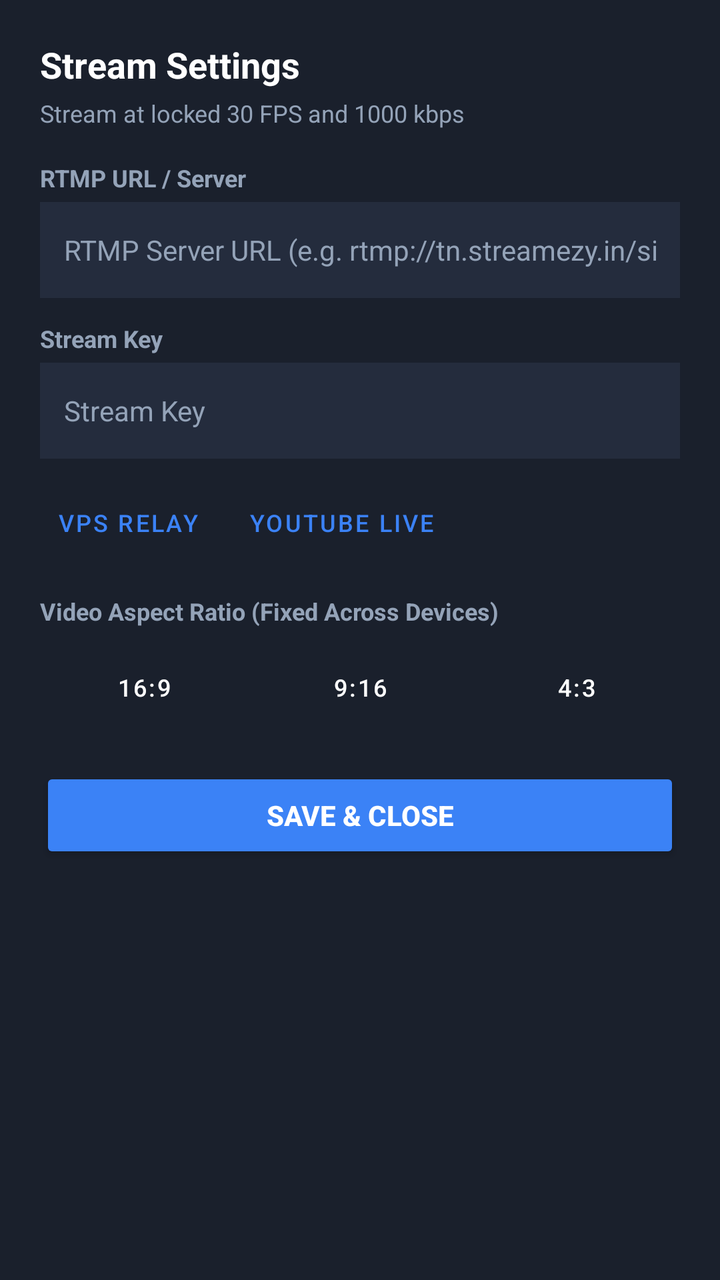
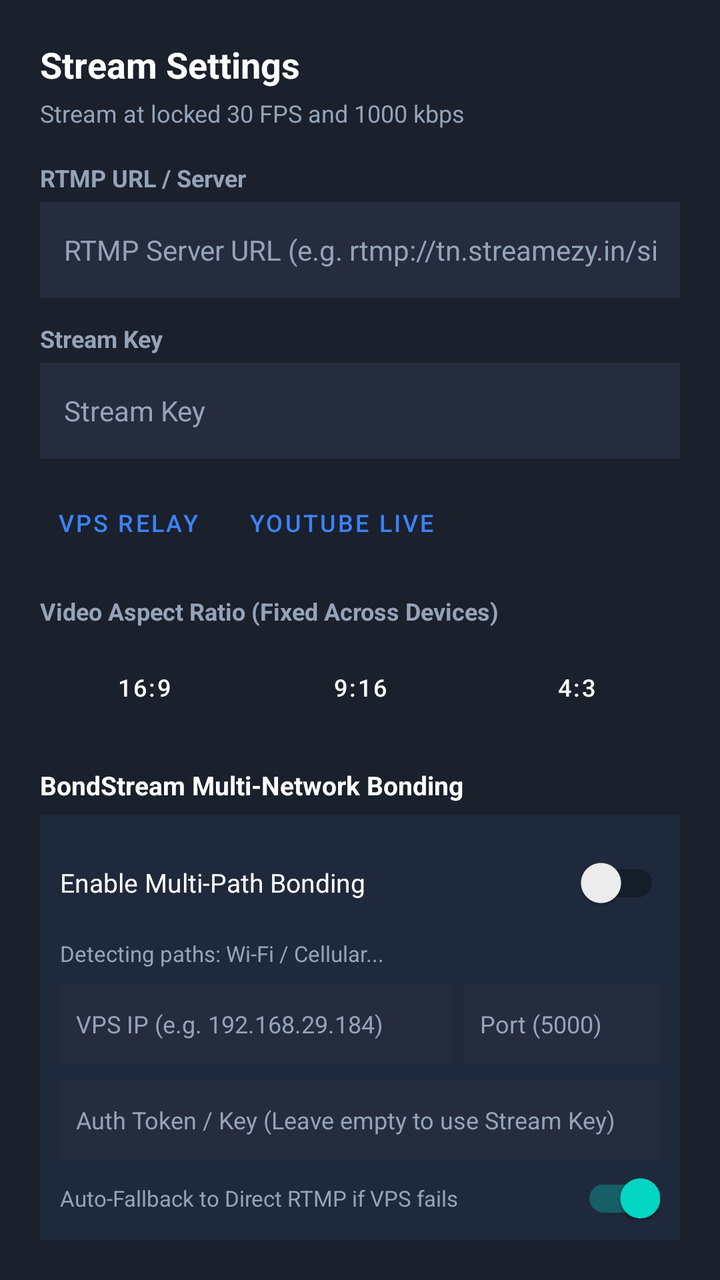

The first picture is an Android layout as it rendered before a commit; the second is the same layout after the commit. The layout source and the unified diff follow.
<!-- AndroidManifest.xml: application theme Theme.MobileCaptureStreamer -->
<!-- res/layout/dialog_settings.xml -->
<?xml version="1.0" encoding="utf-8"?>
<LinearLayout xmlns:android="http://schemas.android.com/apk/res/android"
    xmlns:app="http://schemas.android.com/apk/res-auto"
    android:layout_width="match_parent"
    android:layout_height="wrap_content"
    android:background="@color/surface_card"
    android:orientation="vertical"
    android:padding="20dp">

    <TextView
        android:layout_width="wrap_content"
        android:layout_height="wrap_content"
        android:text="@string/stream_settings"
        android:textColor="@color/white"
        android:textSize="18sp"
        android:textStyle="bold" />

    <TextView
        android:layout_width="wrap_content"
        android:layout_height="wrap_content"
        android:layout_marginTop="4dp"
        android:text="Stream at locked 30 FPS and 1000 kbps"
        android:textColor="@color/text_secondary"
        android:textSize="12sp" />

    
    <TextView
        android:layout_width="wrap_content"
        android:layout_height="wrap_content"
        android:layout_marginTop="16dp"
        android:text="RTMP URL / Server"
        android:textColor="@color/text_secondary"
        android:textSize="12sp"
        android:textStyle="bold" />

    <EditText
        android:id="@+id/etRtmpUrl"
        android:layout_width="match_parent"
        android:layout_height="48dp"
        android:layout_marginTop="4dp"
        android:background="#242C3D"
        android:hint="@string/rtmp_url_hint"
        android:inputType="textUri"
        android:paddingHorizontal="12dp"
        android:textColor="@color/white"
        android:textColorHint="@color/text_secondary"
        android:textSize="14sp" />

    
    <TextView
        android:layout_width="wrap_content"
        android:layout_height="wrap_content"
        android:layout_marginTop="12dp"
        android:text="Stream Key"
        android:textColor="@color/text_secondary"
        android:textSize="12sp"
        android:textStyle="bold" />

    <EditText
        android:id="@+id/etStreamKey"
        android:layout_width="match_parent"
        android:layout_height="48dp"
        android:layout_marginTop="4dp"
        android:background="#242C3D"
        android:hint="@string/stream_key_hint"
        android:inputType="textVisiblePassword"
        android:paddingHorizontal="12dp"
        android:textColor="@color/white"
        android:textColorHint="@color/text_secondary"
        android:textSize="14sp" />

    
    <LinearLayout
        android:layout_width="match_parent"
        android:layout_height="wrap_content"
        android:layout_marginTop="8dp"
        android:orientation="horizontal">

        <Button
            android:id="@+id/btnPresetVps"
            style="@style/Widget.MaterialComponents.Button.TextButton"
            android:layout_width="wrap_content"
            android:layout_height="wrap_content"
            android:text="VPS Relay"
            android:textColor="@color/accent_blue"
            android:textSize="12sp" />

        <Button
            android:id="@+id/btnPresetYouTube"
            style="@style/Widget.MaterialComponents.Button.TextButton"
            android:layout_width="wrap_content"
            android:layout_height="wrap_content"
            android:layout_marginStart="8dp"
            android:text="YouTube Live"
            android:textColor="@color/accent_blue"
            android:textSize="12sp" />
    </LinearLayout>

    
    <TextView
        android:layout_width="wrap_content"
        android:layout_height="wrap_content"
        android:layout_marginTop="12dp"
        android:text="Video Aspect Ratio (Fixed Across Devices)"
        android:textColor="@color/text_secondary"
        android:textSize="12sp"
        android:textStyle="bold" />

    <LinearLayout
        android:layout_width="match_parent"
        android:layout_height="wrap_content"
        android:layout_marginTop="6dp"
        android:orientation="horizontal"
        android:weightSum="3">

        <Button
            android:id="@+id/btnRatio16x9"
            style="@style/Widget.MaterialComponents.Button.OutlinedButton"
            android:layout_width="0dp"
            android:layout_height="wrap_content"
            android:layout_weight="1"
            android:text="16:9"
            android:textColor="@color/white"
            android:textSize="12sp" />

        <Button
            android:id="@+id/btnRatio9x16"
            style="@style/Widget.MaterialComponents.Button.OutlinedButton"
            android:layout_width="0dp"
            android:layout_height="wrap_content"
            android:layout_weight="1"
            android:layout_marginStart="4dp"
            android:text="9:16"
            android:textColor="@color/white"
            android:textSize="12sp" />

        <Button
            android:id="@+id/btnRatio4x3"
            style="@style/Widget.MaterialComponents.Button.OutlinedButton"
            android:layout_width="0dp"
            android:layout_height="wrap_content"
            android:layout_weight="1"
            android:layout_marginStart="4dp"
            android:text="4:3"
            android:textColor="@color/white"
            android:textSize="12sp" />
    </LinearLayout>

    
    <Button
        android:id="@+id/btnSaveSettings"
        android:layout_width="match_parent"
        android:layout_height="48dp"
        android:layout_marginTop="16dp"
        android:backgroundTint="@color/accent_blue"
        android:text="@string/save"
        android:textColor="@color/white"
        android:textStyle="bold"
        app:cornerRadius="8dp" />
</LinearLayout>
<!-- resources referenced by this layout -->
<resources>
  <color name="accent_blue">#3B82F6</color>
  <color name="surface_card">#1A202C</color>
  <color name="text_secondary">#94A3B8</color>
  <color name="white">#FFFFFFFF</color>
  <string name="rtmp_url_hint">RTMP Server URL (e.g. rtmp://tn.streamezy.in/siva)</string>
  <string name="save">Save &amp; Close</string>
  <string name="stream_key_hint">Stream Key</string>
  <string name="stream_settings">Stream Settings</string>
  <style name="Theme.MobileCaptureStreamer" parent="Theme.MaterialComponents.DayNight.NoActionBar">
          <item name="colorPrimary">@color/accent_blue</item>
          <item name="colorPrimaryVariant">@color/accent_blue</item>
          <item name="colorOnPrimary">@color/white</item>
          <item name="android:statusBarColor">@color/black</item>
          <item name="android:navigationBarColor">@color/black</item>
          <item name="android:windowBackground">@color/black</item>
      </style>
  <color name="black">#FF0B0E14</color>
</resources>

<!-- the commit's change to res/layout/dialog_settings.xml (unified diff, before → after) -->
@@ -147,6 +147,143 @@
     </LinearLayout>
 
     
+    <TextView
+        android:layout_width="wrap_content"
+        android:layout_height="wrap_content"
+        android:layout_marginTop="16dp"
+        android:text="BondStream Multi-Network Bonding"
+        android:textColor="@color/white"
+        android:textSize="13sp"
+        android:textStyle="bold" />
+
+    <LinearLayout
+        android:layout_width="match_parent"
+        android:layout_height="wrap_content"
+        android:layout_marginTop="6dp"
+        android:background="#1E293B"
+        android:orientation="vertical"
+        android:padding="10dp">
+
+        <LinearLayout
+            android:layout_width="match_parent"
+            android:layout_height="wrap_content"
+            android:gravity="center_vertical"
+            android:orientation="horizontal">
+
+            <TextView
+                android:layout_width="0dp"
+                android:layout_height="wrap_content"
+                android:layout_weight="1"
+                android:text="Enable Multi-Path Bonding"
+                android:textColor="@color/white"
+                android:textSize="13sp" />
+
+            <androidx.appcompat.widget.SwitchCompat
+                android:id="@+id/switchBonding"
+                android:layout_width="wrap_content"
+                android:layout_height="wrap_content" />
+        </LinearLayout>
+
+        <TextView
+            android:id="@+id/tvBondingPathStatus"
+            android:layout_width="match_parent"
+            android:layout_height="wrap_content"
+            android:layout_marginTop="4dp"
+            android:text="Detecting paths: Wi-Fi / Cellular..."
+            android:textColor="@color/text_secondary"
+            android:textSize="11sp" />
+
+        <LinearLayout
+            android:layout_width="match_parent"
+            android:layout_height="wrap_content"
+            android:layout_marginTop="8dp"
+            android:orientation="horizontal">
+
+            <EditText
+                android:id="@+id/etBondingHost"
+                android:layout_width="0dp"
+                android:layout_height="40dp"
+                android:layout_weight="2"
+                android:background="#242C3D"
+                android:hint="VPS IP (e.g. 192.168.29.184)"
+                android:inputType="text"
+                android:paddingHorizontal="8dp"
+                android:textColor="@color/white"
+                android:textColorHint="@color/text_secondary"
+                android:textSize="12sp" />
+
+            <EditText
+                android:id="@+id/etBondingPort"
+                android:layout_width="0dp"
+                android:layout_height="40dp"
+                android:layout_marginStart="6dp"
+                android:layout_weight="1"
+                android:background="#242C3D"
+                android:hint="Port (5000)"
+                android:inputType="number"
+                android:paddingHorizontal="8dp"
+                android:textColor="@color/white"
+                android:textColorHint="@color/text_secondary"
+                android:textSize="12sp" />
+        </LinearLayout>
+
+        <EditText
+            android:id="@+id/etBondingAuthToken"
+            android:layout_width="match_parent"
+            android:layout_height="40dp"
+            android:layout_marginTop="8dp"
+            android:background="#242C3D"
+            android:hint="Auth Token / Key (Leave empty to use Stream Key)"
+            android:inputType="text"
+            android:paddingHorizontal="8dp"
+            android:textColor="@color/white"
+            android:textColorHint="@color/text_secondary"
+            android:textSize="12sp" />
+
+        <LinearLayout
+            android:layout_width="match_parent"
+            android:layout_height="wrap_content"
+            android:layout_marginTop="8dp"
+            android:gravity="center_vertical"
+            android:orientation="horizontal">
+
+            <TextView
+                android:layout_width="0dp"
+                android:layout_height="wrap_content"
+                android:layout_weight="1"
+                android:text="Auto-Fallback to Direct RTMP if VPS fails"
+                android:textColor="@color/text_secondary"
+                android:textSize="11sp" />
+
+            <androidx.appcompat.widget.SwitchCompat
+                android:id="@+id/switchAutoFallback"
+                android:layout_width="wrap_content"
+                android:layout_height="wrap_content"
+                android:checked="true" />
+        </LinearLayout>
+
+        <Button
+            android:id="@+id/btnTestBonding"
+            android:layout_width="match_parent"
+            android:layout_height="36dp"
+            android:layout_marginTop="8dp"
+            android:backgroundTint="#334155"
+            android:text="Test Multi-Path Connection"
+            android:textColor="@color/white"
+            android:textSize="12sp"
+            app:cornerRadius="6dp" />
+
+        <TextView
+            android:id="@+id/tvTestBondingResults"
+            android:layout_width="match_parent"
+            android:layout_height="wrap_content"
+            android:layout_marginTop="4dp"
+            android:textColor="@color/accent_green"
+            android:textSize="11sp"
+            android:visibility="gone" />
+    </LinearLayout>
+
+    
     <Button
         android:id="@+id/btnSaveSettings"
         android:layout_width="match_parent"
<!-- resource entries referenced after the edit -->
@@ -1,6 +1,7 @@
 <!-- resources referenced by this layout -->
 <resources>
   <color name="accent_blue">#3B82F6</color>
+  <color name="accent_green">#10B981</color>
   <color name="surface_card">#1A202C</color>
   <color name="text_secondary">#94A3B8</color>
   <color name="white">#FFFFFFFF</color>
